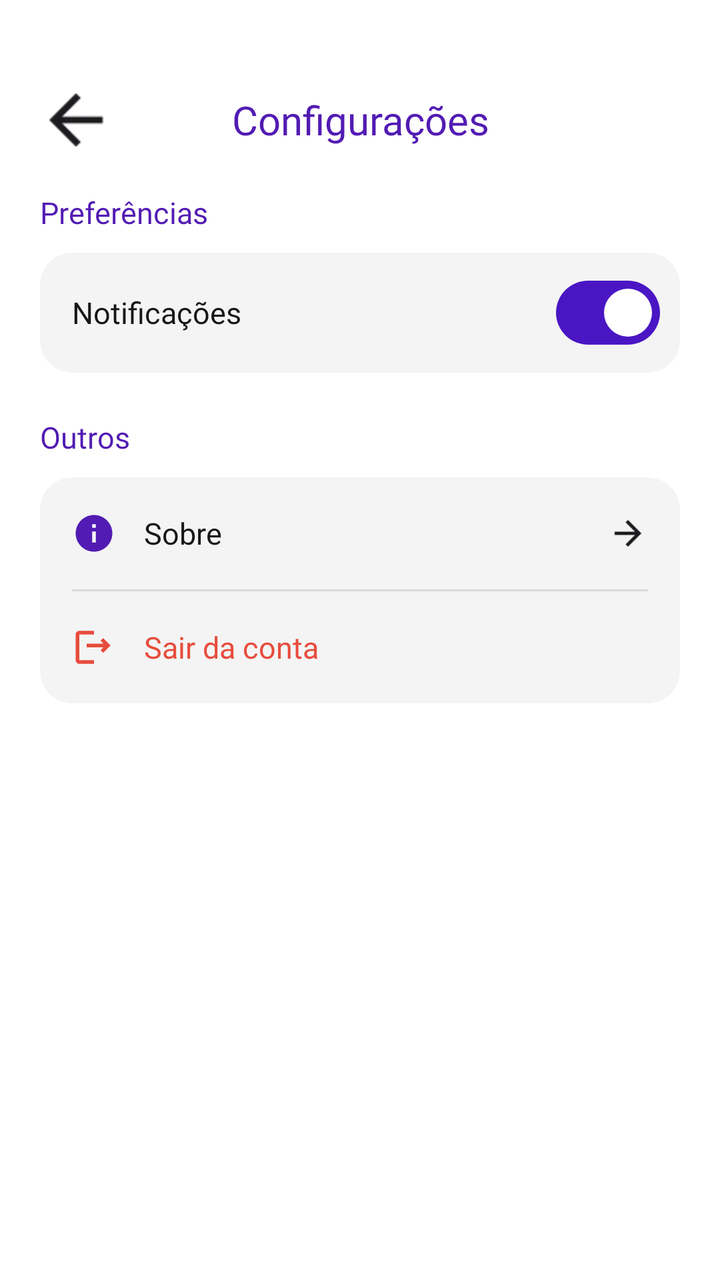
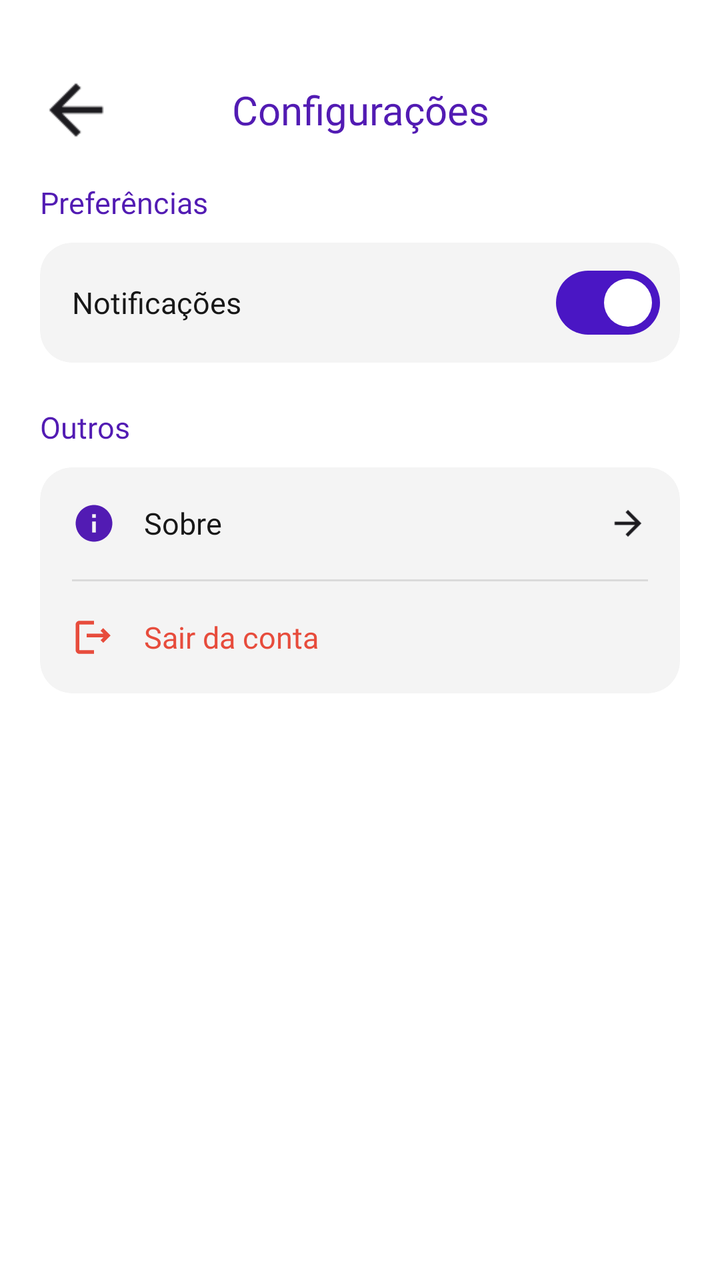

Two renders of the same Android screen: before a commit and after it. Below are the layout's source before the change and the commit's diff.
<!-- AndroidManifest.xml: application theme Theme.MeuFuturoAgora -->
<!-- res/layout/activity_configuracoes.xml -->
<?xml version="1.0" encoding="utf-8"?>
<androidx.constraintlayout.widget.ConstraintLayout xmlns:android="http://schemas.android.com/apk/res/android"
    xmlns:app="http://schemas.android.com/apk/res-auto"
    android:id="@+id/main"
    android:layout_width="match_parent"
    android:layout_height="match_parent"
    android:background="@android:color/white">

    <ImageView
        android:id="@+id/btnVoltar"
        android:layout_width="40dp"
        android:layout_height="40dp"
        android:layout_marginStart="18dp"
        android:layout_marginTop="40dp"
        android:contentDescription="Voltar"
        android:scaleType="centerInside"
        android:src="@drawable/seta_voltar"
        app:layout_constraintStart_toStartOf="parent"
        app:layout_constraintTop_toTopOf="parent" />

    <TextView
        android:layout_width="0dp"
        android:layout_height="50dp"
        android:fontFamily="@font/poppins_bold"
        android:gravity="center"
        android:text="Configurações"
        android:textColor="@color/roxo_primario"
        android:textSize="20sp"
        app:layout_constraintBottom_toBottomOf="@id/btnVoltar"
        app:layout_constraintEnd_toEndOf="parent"
        app:layout_constraintStart_toStartOf="parent"
        app:layout_constraintTop_toTopOf="@id/btnVoltar" />

    <androidx.core.widget.NestedScrollView
        android:layout_width="0dp"
        android:layout_height="0dp"
        android:clipToPadding="false"
        app:layout_constraintBottom_toBottomOf="parent"
        app:layout_constraintEnd_toEndOf="parent"
        app:layout_constraintStart_toStartOf="parent"
        app:layout_constraintTop_toBottomOf="@id/btnVoltar">

        <LinearLayout
            android:layout_width="match_parent"
            android:layout_height="wrap_content"
            android:orientation="vertical"
            android:paddingBottom="24dp">

            
            
            

            <TextView
                android:layout_width="wrap_content"
                android:layout_height="wrap_content"
                android:layout_marginStart="20dp"
                android:layout_marginTop="16dp"
                android:fontFamily="@font/poppins_bold"
                android:text="Preferências"
                android:textColor="@color/roxo_primario"
                android:textSize="15sp" />

            <androidx.cardview.widget.CardView
                android:layout_width="match_parent"
                android:layout_height="wrap_content"
                android:layout_marginStart="20dp"
                android:layout_marginTop="10dp"
                android:layout_marginEnd="20dp"
                app:cardBackgroundColor="@color/fundo_cinza_claro"
                app:cardCornerRadius="16dp"
                app:cardElevation="0dp">

                <LinearLayout
                    android:layout_width="match_parent"
                    android:layout_height="60dp"
                    android:gravity="center_vertical"
                    android:orientation="horizontal"
                    android:paddingStart="16dp"
                    android:paddingEnd="10dp">

                    <TextView
                        android:layout_width="0dp"
                        android:layout_height="wrap_content"
                        android:layout_weight="1"
                        android:fontFamily="@font/poppins_semibold"
                        android:text="Notificações"
                        android:textColor="@color/texto_escuro"
                        android:textSize="15sp" />

                    <com.google.android.material.materialswitch.MaterialSwitch
                        android:id="@+id/switchNotificacoes"
                        android:layout_width="wrap_content"
                        android:layout_height="wrap_content"
                        android:checked="true"
                        app:thumbTint="@android:color/white"
                        app:trackTint="@color/roxo_acao" />

                </LinearLayout>

            </androidx.cardview.widget.CardView>

            
            
            

            <TextView
                android:layout_width="wrap_content"
                android:layout_height="wrap_content"
                android:layout_marginStart="20dp"
                android:layout_marginTop="22dp"
                android:fontFamily="@font/poppins_bold"
                android:text="Outros"
                android:textColor="@color/roxo_primario"
                android:textSize="15sp" />

            <androidx.cardview.widget.CardView
                android:layout_width="match_parent"
                android:layout_height="wrap_content"
                android:layout_marginStart="20dp"
                android:layout_marginTop="10dp"
                android:layout_marginEnd="20dp"
                app:cardBackgroundColor="@color/fundo_cinza_claro"
                app:cardCornerRadius="16dp"
                app:cardElevation="0dp">

                <LinearLayout
                    android:layout_width="match_parent"
                    android:layout_height="wrap_content"
                    android:orientation="vertical">

                    <LinearLayout
                        android:id="@+id/itemSobre"
                        android:layout_width="match_parent"
                        android:layout_height="56dp"
                        android:background="?attr/selectableItemBackground"
                        android:clickable="true"
                        android:focusable="true"
                        android:gravity="center_vertical"
                        android:orientation="horizontal"
                        android:paddingStart="16dp"
                        android:paddingEnd="16dp">

                        <ImageView
                            android:layout_width="22dp"
                            android:layout_height="22dp"
                            android:contentDescription="Sobre"
                            android:src="@drawable/ic_info"
                            app:tint="@color/roxo_primario" />

                        <TextView
                            android:layout_width="0dp"
                            android:layout_height="wrap_content"
                            android:layout_marginStart="14dp"
                            android:layout_weight="1"
                            android:fontFamily="@font/poppins_semibold"
                            android:text="Sobre"
                            android:textColor="@color/texto_escuro"
                            android:textSize="15sp" />

                        <ImageView
                            android:layout_width="20dp"
                            android:layout_height="20dp"
                            android:contentDescription="@null"
                            android:rotation="180"
                            android:src="@drawable/seta_voltar" />

                    </LinearLayout>

                    <View
                        android:layout_width="match_parent"
                        android:layout_height="1dp"
                        android:layout_marginStart="16dp"
                        android:layout_marginEnd="16dp"
                        android:background="#DADADA" />

                    <LinearLayout
                        android:id="@+id/itemSair"
                        android:layout_width="match_parent"
                        android:layout_height="56dp"
                        android:background="?attr/selectableItemBackground"
                        android:clickable="true"
                        android:focusable="true"
                        android:gravity="center_vertical"
                        android:orientation="horizontal"
                        android:paddingStart="16dp"
                        android:paddingEnd="16dp">

                        <ImageView
                            android:layout_width="22dp"
                            android:layout_height="22dp"
                            android:contentDescription="Sair da conta"
                            android:src="@drawable/ic_sair"
                            app:tint="@color/vermelho_erro" />

                        <TextView
                            android:layout_width="0dp"
                            android:layout_height="wrap_content"
                            android:layout_marginStart="14dp"
                            android:layout_weight="1"
                            android:fontFamily="@font/poppins_semibold"
                            android:text="Sair da conta"
                            android:textColor="@color/vermelho_erro"
                            android:textSize="15sp" />

                    </LinearLayout>

                </LinearLayout>

            </androidx.cardview.widget.CardView>

        </LinearLayout>

    </androidx.core.widget.NestedScrollView>

</androidx.constraintlayout.widget.ConstraintLayout>
<!-- resources referenced by this layout -->
<resources>
  <color name="fundo_cinza_claro">#F4F4F4</color>
  <color name="roxo_acao">#4A16C4</color>
  <color name="roxo_primario">#521BB3</color>
  <color name="texto_escuro">#171717</color>
  <color name="vermelho_erro">#E74C3C</color>
  <!-- drawable ic_info (drawable) -->
  <?xml version="1.0" encoding="utf-8"?>
  <vector xmlns:android="http://schemas.android.com/apk/res/android"
      android:width="24dp"
      android:height="24dp"
      android:viewportWidth="24"
      android:viewportHeight="24">
      <path
          android:fillColor="#FF000000"
          android:pathData="M12,2C6.48,2 2,6.48 2,12s4.48,10 10,10s10,-4.48 10,-10S17.52,2 12,2zM13,17h-2v-6h2v6zM13,9h-2L11,7h2v2z" />
  </vector>
  <!-- drawable ic_sair (drawable) -->
  <?xml version="1.0" encoding="utf-8"?>
  <vector xmlns:android="http://schemas.android.com/apk/res/android"
      android:width="24dp"
      android:height="24dp"
      android:viewportWidth="24"
      android:viewportHeight="24">
      <path
          android:fillColor="#FF000000"
          android:pathData="M17,7l-1.41,1.41L17.17,10L8,10v2l9.17,0l-1.58,1.59L17,15l4,-4L17,7zM4,5h8L12,3L4,3c-1.1,0 -2,0.9 -2,2v14c0,1.1 0.9,2 2,2h8v-2L4,19L4,5z" />
  </vector>
  <!-- drawable seta_voltar: png bitmap (drawable, 265 bytes) -->
  <style name="Theme.MeuFuturoAgora" parent="Base.Theme.MeuFuturoAgora" />
  <style name="Base.Theme.MeuFuturoAgora" parent="Theme.Material3.DayNight.NoActionBar">
          <item name="android:navigationBarColor">@android:color/transparent</item>
      </style>
</resources>

<!-- the commit's change to res/layout/activity_configuracoes.xml (unified diff, before → after) -->
@@ -11,7 +11,7 @@
         android:layout_width="40dp"
         android:layout_height="40dp"
         android:layout_marginStart="18dp"
-        android:layout_marginTop="40dp"
+        android:layout_marginTop="35dp"
         android:contentDescription="Voltar"
         android:scaleType="centerInside"
         android:src="@drawable/seta_voltar"
